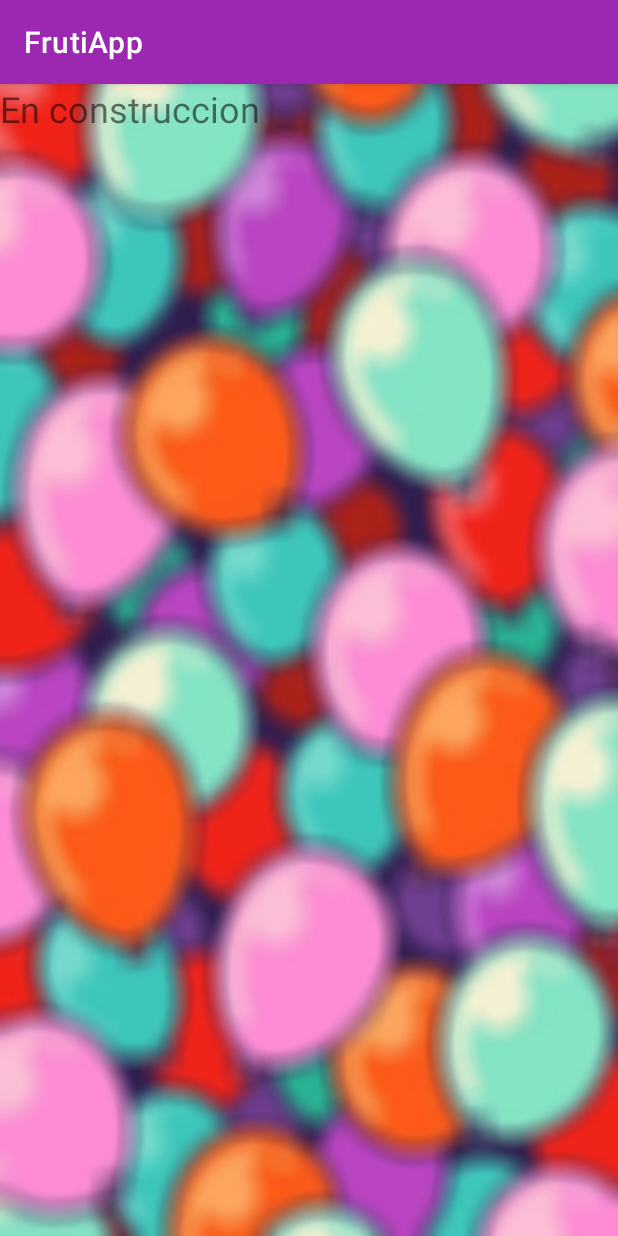
After one commit to Flo-Olivieri/FrutiApp, an Android app: the Main2Activity_Nivel3 screen opened directly, with no data from a screen before it, on a phone screen of 412 x 824 dp. The commit adds this screen. Run offline under Robolectric (Android 15) with nearby library versions, the phone set to English and light mode, and no system bars.

Commit message:
se agrego en Main2Activity_Nivel2.java metodos NumAleatorio() y Comparar(View view). Se creo activity_main2__nivel3.xml

```diff
--- /dev/null
+++ b/app/src/main/java/com/florenciaolivieri/frutiapp/Main2Activity_Nivel3.java
@@ -0,0 +1,14 @@
+package com.florenciaolivieri.frutiapp;
+
+import androidx.appcompat.app.AppCompatActivity;
+
+import android.os.Bundle;
+
+public class Main2Activity_Nivel3 extends AppCompatActivity {
+
+    @Override
+    protected void onCreate(Bundle savedInstanceState) {
+        super.onCreate(savedInstanceState);
+        setContentView(R.layout.activity_main2__nivel3);
+    }
+}
--- a/app/src/main/res/layout/activity_main2__nivel2.xml
+++ b/app/src/main/res/layout/activity_main2__nivel2.xml
@@ -5,6 +5,7 @@
     android:layout_width="match_parent"
     android:layout_height="match_parent"
     android:background="@drawable/wallpaperprincipal"
+    android:onClick="Comparar"
     tools:context=".Main2Activity_Nivel2">
 
 
@@ -128,6 +129,7 @@
         android:layout_marginRight="13dp"
         android:layout_marginBottom="108dp"
         android:background="@drawable/fondoboton"
+        android:onClick="Comparar"
         android:text="@string/sumar_btn"
         android:textColor="@android:color/background_light"
         android:textSize="18sp" />
--- /dev/null
+++ b/app/src/main/res/layout/activity_main2__nivel3.xml
@@ -0,0 +1,15 @@
+<?xml version="1.0" encoding="utf-8"?>
+<RelativeLayout xmlns:android="http://schemas.android.com/apk/res/android"
+    xmlns:app="http://schemas.android.com/apk/res-auto"
+    xmlns:tools="http://schemas.android.com/tools"
+    android:layout_width="match_parent"
+    android:layout_height="match_parent"
+    tools:context=".Main2Activity_Nivel3"
+    android:background="@drawable/globos">
+
+    <TextView
+        android:layout_width="match_parent"
+        android:layout_height="wrap_content"
+        android:text="En construccion"
+        android:textSize="24sp"/>
+</RelativeLayout>
```
Also changed, not shown: app/src/main/AndroidManifest.xml (+3 -7 lines), app/src/main/java/com/florenciaolivieri/frutiapp/Main2Activity_Nivel1.java (+6 -5 lines), app/src/main/java/com/florenciaolivieri/frutiapp/Main2Activity_Nivel2.java (+79 -0 lines). Lines whose indentation alone changed are shown as unchanged.
